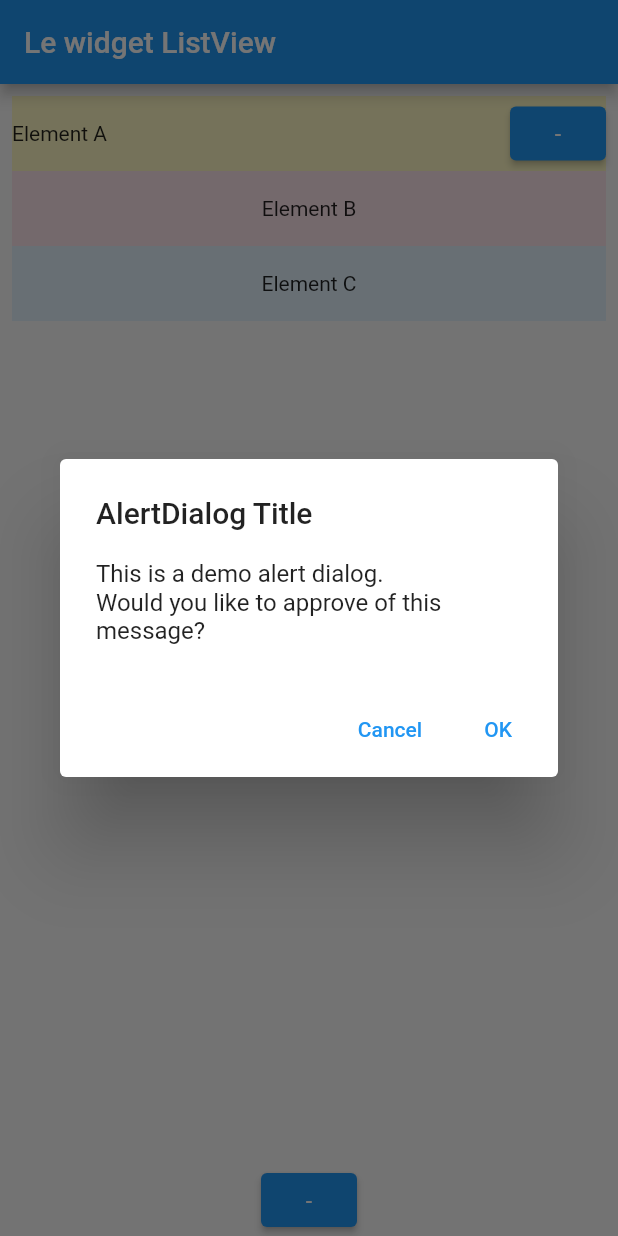
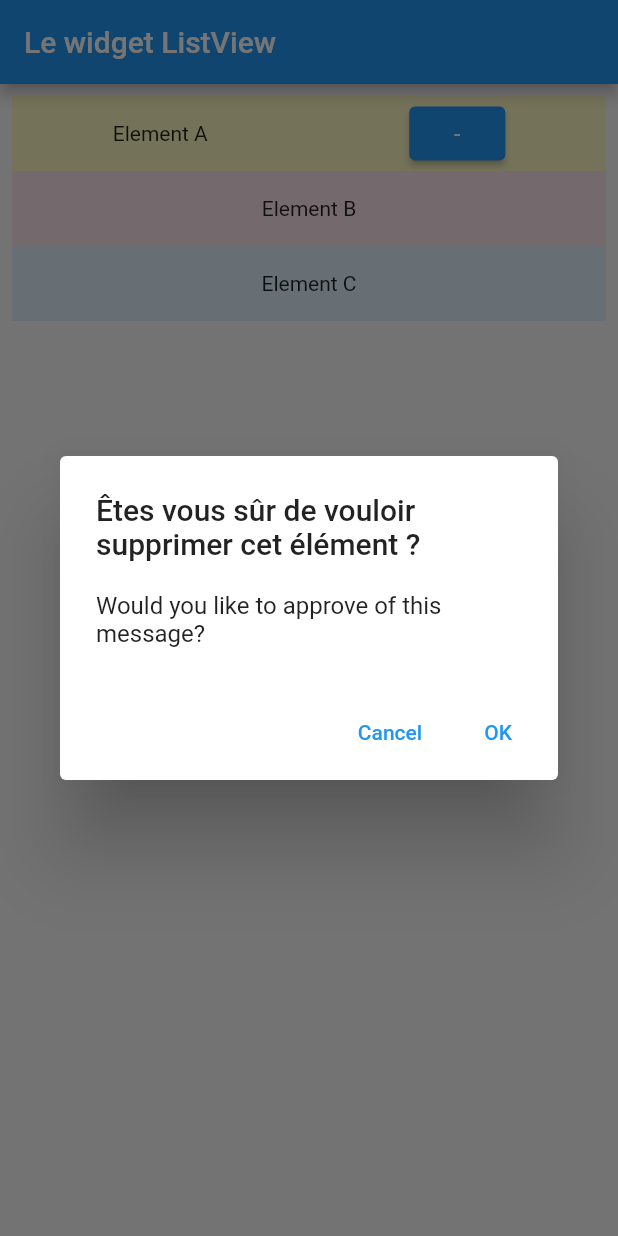
Before and after one commit to StillLearningHowToCode/Flutter, a Flutter app: the screen it shows after launch, after a tap on an icon or button, on a phone screen of 412 x 824 dp. Run offline on Flutter 3.47's test engine with Material 2 defaults, Android fonts, the phone set to English and light mode, and no system bars; our stand-ins replace form_field_validator.

Commit message:
popup :ok_hand:

```diff
--- a/bdd_distante/lib/main.dart
+++ b/bdd_distante/lib/main.dart
@@ -33,11 +33,11 @@ class _MyHomePageState extends State<MyHomePage> {
       barrierDismissible: false, // user must tap button!
       builder: (BuildContext context) {
         return AlertDialog(
-          title: const Text('AlertDialog Title'),
+          title: const Text('Êtes vous sûr de vouloir supprimer cet élément ?'),
           content: SingleChildScrollView(
             child: ListBody(
               children: const <Widget>[
-                Text('This is a demo alert dialog.'),
+                // Text('Êtes vous sûr de vouloir supprimer cet élément ?'),
                 Text('Would you like to approve of this message?'),
               ],
             ),
@@ -90,7 +90,7 @@ class _MyHomePageState extends State<MyHomePage> {
                           child: const Text('-'),
                         ),
                       ],
-                      mainAxisAlignment: MainAxisAlignment.spaceBetween,
+                      mainAxisAlignment: MainAxisAlignment.spaceAround,
                     )),
                 Container(
                   height: 50,
@@ -104,12 +104,12 @@ class _MyHomePageState extends State<MyHomePage> {
                 )
               ]),
             ),
-            ElevatedButton(
-              onPressed: () {
-                _showMyDialog();
-              },
-              child: const Text('-'),
-            ),
+            // ElevatedButton(
+            //   onPressed: () {
+            //     _showMyDialog();
+            //   },
+            //   child: const Text('-'),
+            // ),
           ],
         )); // This trailing comma makes auto-formatting nicer for build methods
   }
```
